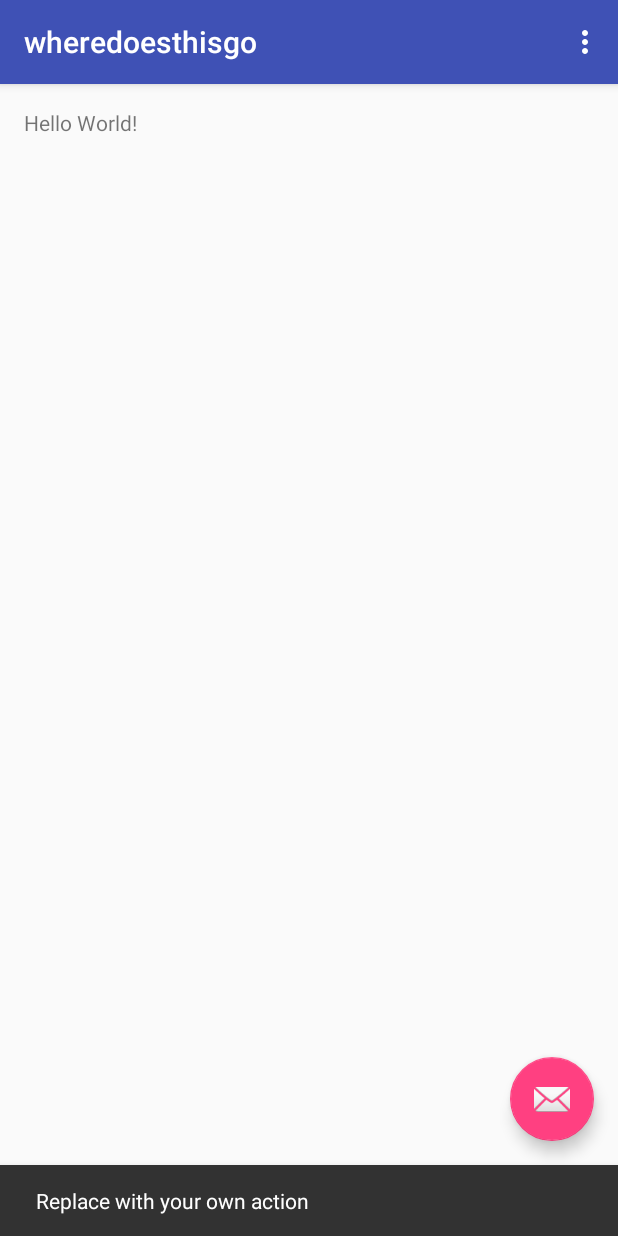
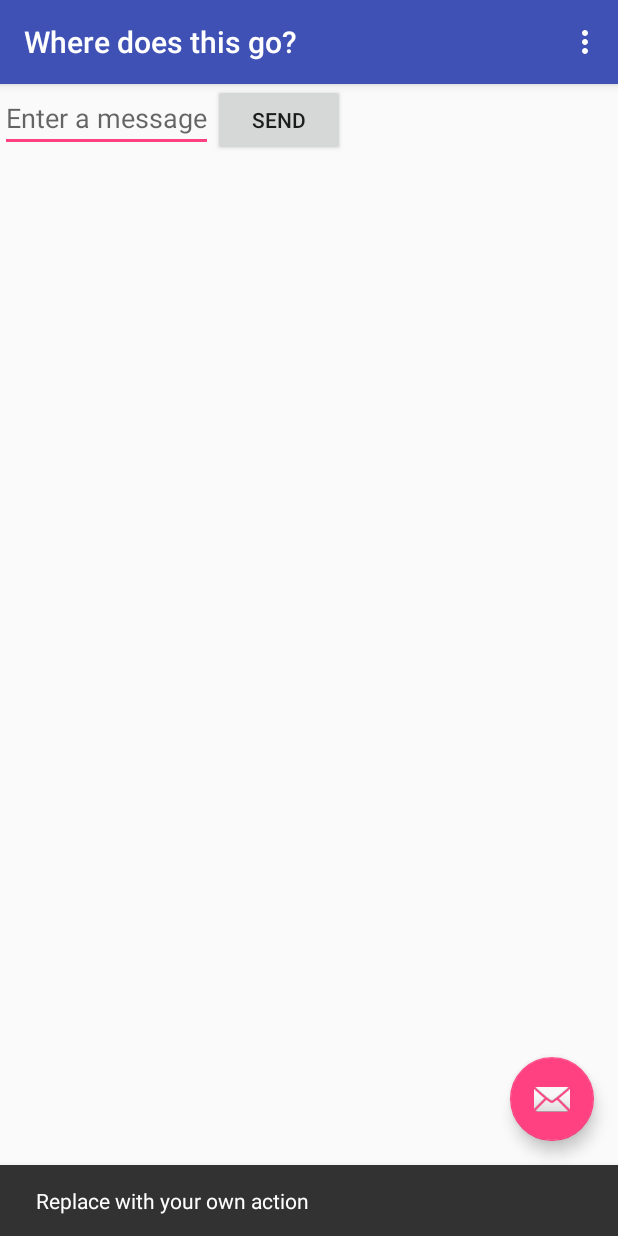
Before and after one commit to julytn/WhereDoesThisGo, an Android app: the screen it shows after launch (MainActivity), after a tap on an icon or button, on a phone screen of 412 x 824 dp. Run offline under Robolectric (Android 15) with nearby library versions, the phone set to English and light mode, and no system bars.

Commit message:
Add a button

```diff
--- a/app/src/main/res/layout/content_main.xml
+++ b/app/src/main/res/layout/content_main.xml
@@ -1,20 +1,18 @@
 <?xml version="1.0" encoding="utf-8"?>
-<RelativeLayout
-    xmlns:android="http://schemas.android.com/apk/res/android"
+<LinearLayout xmlns:android="http://schemas.android.com/apk/res/android"
+    xmlns:app="http://schemas.android.com/apk/res-auto"
     xmlns:tools="http://schemas.android.com/tools"
-    xmlns:app="http://schemas.android.com/apk/res-auto"
+    android:orientation="horizontal"
     android:layout_width="match_parent"
     android:layout_height="match_parent"
-    android:paddingLeft="@dimen/activity_horizontal_margin"
-    android:paddingRight="@dimen/activity_horizontal_margin"
-    android:paddingTop="@dimen/activity_vertical_margin"
-    android:paddingBottom="@dimen/activity_vertical_margin"
     app:layout_behavior="@string/appbar_scrolling_view_behavior"
-    tools:showIn="@layout/activity_main"
-    tools:context="com.example.zoe.wheredoesthisgo.MainActivity">
-
-    <TextView
-        android:text="Hello World!"
+    tools:showIn="@layout/activity_main">
+    <EditText android:id="@+id/edit_message"
         android:layout_width="wrap_content"
-        android:layout_height="wrap_content" />
-</RelativeLayout>
+        android:layout_height="wrap_content"
+        android:hint="@string/edit_message" />
+    <Button
+        android:layout_width="wrap_content"
+        android:layout_height="wrap_content"
+        android:text="@string/button_send" />
+</LinearLayout>
--- a/app/src/main/res/values/strings.xml
+++ b/app/src/main/res/values/strings.xml
@@ -1,4 +1,6 @@
 <resources>
-    <string name="app_name">wheredoesthisgo</string>
+    <string name="app_name">Where does this go?</string>
     <string name="action_settings">Settings</string>
+    <string name="edit_message">Enter a message</string>
+    <string name="button_send">Send</string>
 </resources>
```
